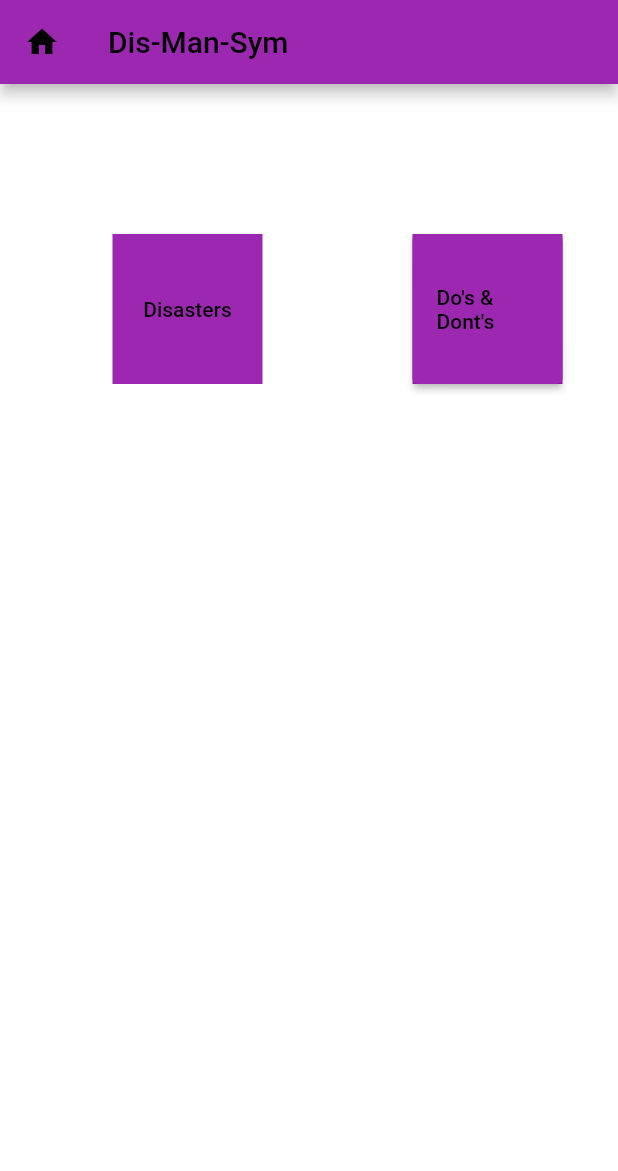
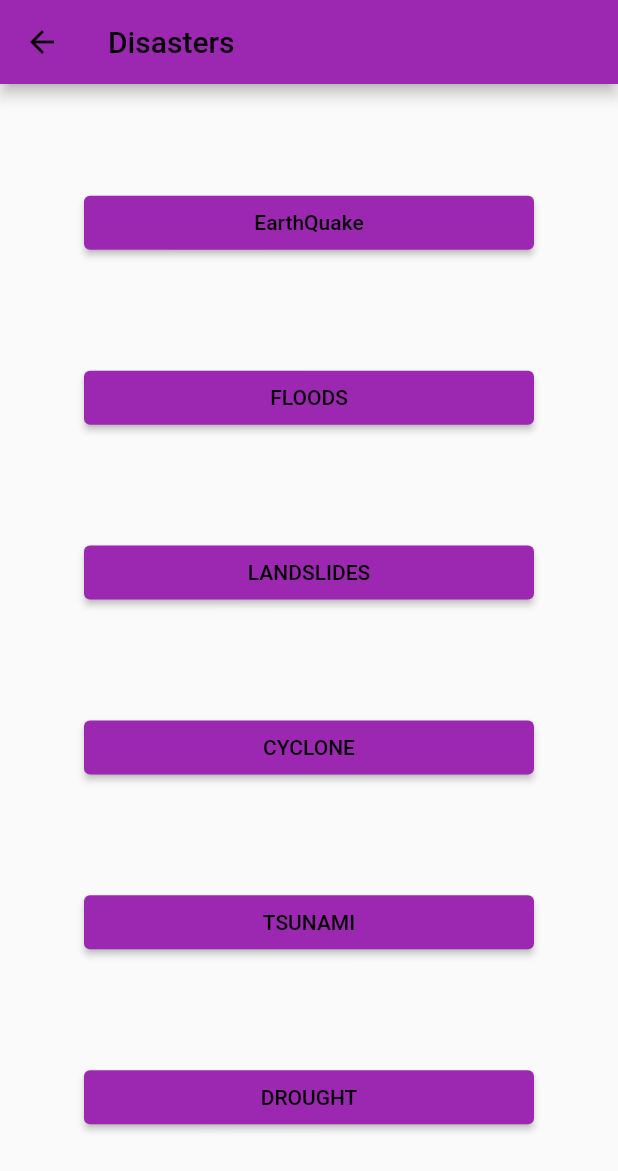
Before and after one commit to Rudalph/Flutter_pbl, a Flutter app: the screen it shows after launch, after a tap on "Disasters", on a phone screen of 412 x 824 dp. Shown: the top 1171 px of the screen. Run offline on Flutter 3.47's test engine with Material 2 defaults, Android fonts, the phone set to English and light mode, and no system bars.

Commit message:
Added Disasters Screen

```diff
--- /dev/null
+++ b/lib/DisastersScreen.dart
@@ -0,0 +1,77 @@
+import "package:flutter/material.dart";
+
+class DisastersScreen extends StatelessWidget {
+  const DisastersScreen({super.key});
+
+  @override
+  Widget build(BuildContext context) {
+    return Scaffold(
+      appBar: AppBar(
+        title: const Text('Disasters'),
+        backgroundColor: Colors.purple,
+        foregroundColor: Colors.black,
+      ),
+      body: Center(
+        child: Column(
+          mainAxisAlignment: MainAxisAlignment.spaceEvenly,
+          children: <Widget>[
+            Container(
+                width: 300,
+                child: ElevatedButton(
+                  onPressed: () {},
+                  child: Text("EarthQuake"),
+                  style: ButtonStyle(
+                      backgroundColor: MaterialStateProperty.all(Colors.purple),
+                      foregroundColor: MaterialStateProperty.all(Colors.black)),
+                )),
+            Container(
+                width: 300,
+                child: ElevatedButton(
+                  onPressed: () {},
+                  child: Text("FLOODS"),
+                  style: ButtonStyle(
+                      backgroundColor: MaterialStateProperty.all(Colors.purple),
+                      foregroundColor: MaterialStateProperty.all(Colors.black)),
+                )),
+            Container(
+                width: 300,
+                child: ElevatedButton(
+                  onPressed: () {},
+                  child: Text("LANDSLIDES"),
+                  style: ButtonStyle(
+                      backgroundColor: MaterialStateProperty.all(Colors.purple),
+                      foregroundColor: MaterialStateProperty.all(Colors.black)),
+                )),
+            Container(
+                width: 300,
+                child: ElevatedButton(
+                  onPressed: () {},
+                  child: Text("CYCLONE"),
+                  style: ButtonStyle(
+                      backgroundColor: MaterialStateProperty.all(Colors.purple),
+                      foregroundColor: MaterialStateProperty.all(Colors.black)),
+                )),
+            Container(
+                width: 300,
+                child: ElevatedButton(
+                  onPressed: () {},
+                  child: Text("TSUNAMI"),
+                  style: ButtonStyle(
+                      backgroundColor: MaterialStateProperty.all(Colors.purple),
+                      foregroundColor: MaterialStateProperty.all(Colors.black)),
+                )),
+            Container(
+                width: 300,
+                child: ElevatedButton(
+                  onPressed: () {},
+                  child: Text("DROUGHT"),
+                  style: ButtonStyle(
+                      backgroundColor: MaterialStateProperty.all(Colors.purple),
+                      foregroundColor: MaterialStateProperty.all(Colors.black)),
+                )),
+          ],
+        ),
+      ),
+    );
+  }
+}
--- a/lib/main.dart
+++ b/lib/main.dart
@@ -1,5 +1,6 @@
 // ignore_for_file: prefer_const_constructors, prefer_const_literals_to_create_immutables
 
+import 'package:dis_man_sym/DisastersScreen.dart';
 import 'package:flutter/material.dart';
 import 'DoandDontScreen.dart';
 
@@ -46,7 +47,12 @@ class HomeScreen extends StatelessWidget {
                 width: 100,
                 color: Colors.purple,
                 child: TextButton(
-                  onPressed: () {},
+                  onPressed: () {
+                    Navigator.of(context).push(
+                      MaterialPageRoute(
+                          builder: (context) => DisastersScreen()),
+                    );
+                  },
                   child: const Text("Disasters",
                       style: TextStyle(color: Colors.black)),
                 ),
```
Also changed, not shown: lib/Disasters/Drought.dart (added), lib/Disasters/Earthquake.dart (added), lib/Disasters/cyclone.dart (added), lib/Disasters/floods.dart (added), lib/Disasters/landslides.dart (added), lib/Disasters/tsunami.dart (added), pubspec.lock.
